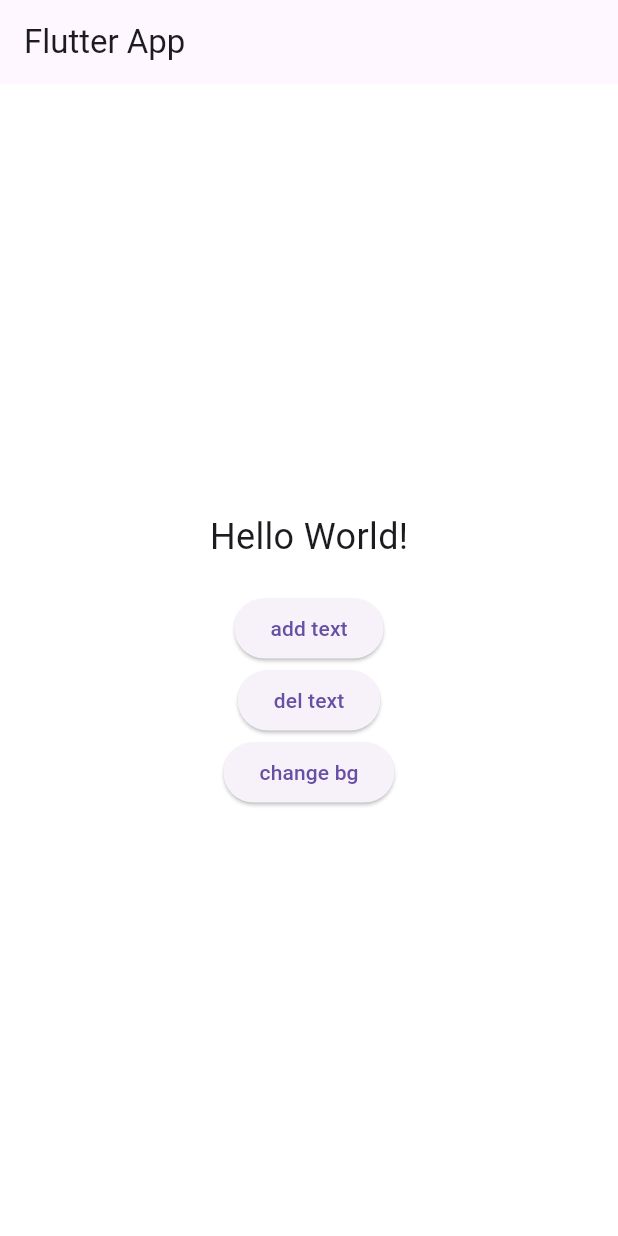
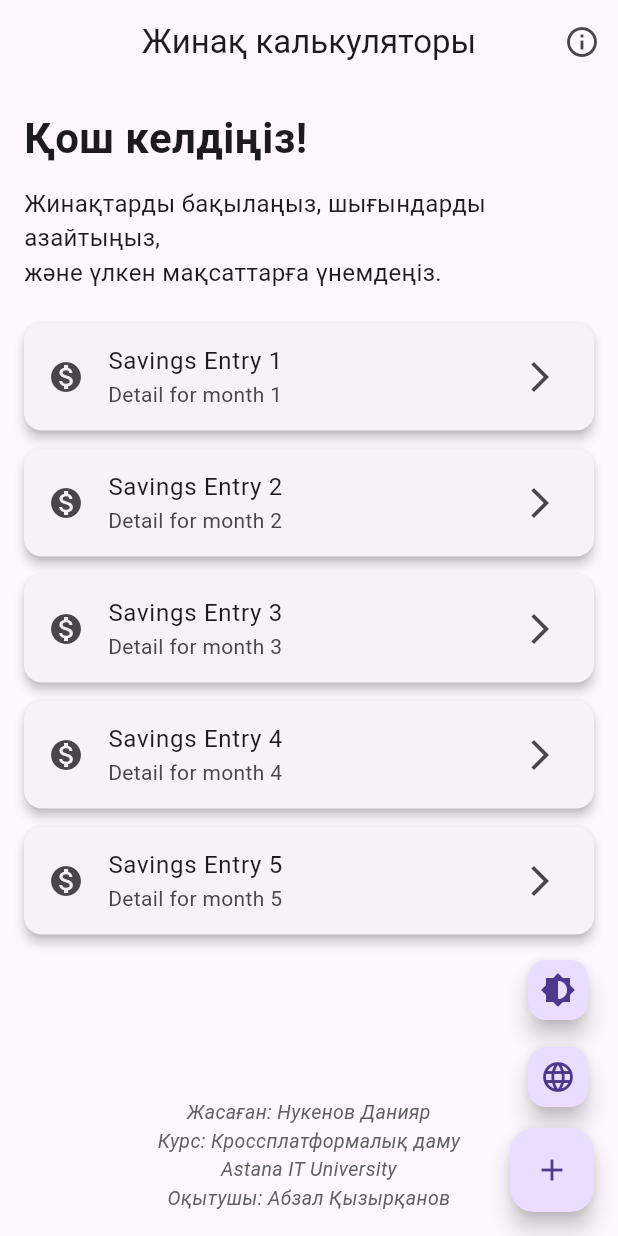
Before and after one commit to dnukenov/MidtermCross, a Flutter app: the screen it shows after launch, on a phone screen of 412 x 824 dp. Run offline on Flutter 3.47's test engine with Material 3 defaults, Android fonts, the phone set to English and light mode, and no system bars; generated files the repository leaves out were written again.

Commit message:
Initial commit

```diff
--- /dev/null
+++ b/lib/l10n/app_en.arb
@@ -0,0 +1,12 @@
+{
+  "appTitle": "Savings Calculator",
+  "welcome": "Welcome!",
+  "introText": "Track your savings, reduce expenses,\nand save for your big goals.",
+  "aboutTitle": "About",
+  "aboutDescription": "This is the About page.\n\nHere you could provide information about your app, version, team, or purpose.\n\nThe layout is responsive and supports dark mode and multiple languages.",
+  "developedBy": "Developed by Nukenov Daniyar\nCourse: Crossplatform Development\nAstana IT University\nTeacher: Abzal Kyzyrkanov",
+  "renameEntry": "Rename Entry",
+  "enterNewName": "Enter new name",
+  "cancel": "Cancel",
+  "save": "Save"
+}
--- /dev/null
+++ b/lib/l10n/app_kk.arb
@@ -0,0 +1,12 @@
+{
+  "appTitle": "Жинақ калькуляторы",
+  "welcome": "Қош келдіңіз!",
+  "introText": "Жинақтарды бақылаңыз, шығындарды азайтыңыз,\nжәне үлкен мақсаттарға үнемдеңіз.",
+  "aboutTitle": "Қосымша туралы",
+  "aboutDescription": "Бұл ақпарат беті.\n\nМұнда қолданба, нұсқасы, командасы немесе мақсаты туралы ақпарат беруге болады.\n\nТақырып пен тілдерді ауыстыру мүмкіндігі бар.",
+  "developedBy": "Жасаған: Нукенов Данияр\nКурс: Кроссплатформалық даму\nAstana IT University\nОқытушы: Абзал Қызырқанов",
+  "renameEntry": "Атауын өзгерту",
+  "enterNewName": "Жаңа атауды енгізіңіз",
+  "cancel": "Бас тарту",
+  "save": "Сақтау"
+}
--- a/lib/main.dart
+++ b/lib/main.dart
@@ -1,62 +1,250 @@
 import 'package:flutter/material.dart';
+import 'package:flutter_localizations/flutter_localizations.dart';
+import 'package:flutter_gen/gen_l10n/app_localizations.dart';
 
 void main() {
-  runApp(MyApp());
+  runApp(SavingsApp());
 }
 
-class MyApp extends StatelessWidget {
+class SavingsApp extends StatefulWidget {
   @override
-  Widget build(BuildContext context) {
-    return MaterialApp(
-      debugShowCheckedModeBanner: false,
-      theme: ThemeData(primarySwatch: Colors.blue),
-      home: HomeScreen(),
-    );
-  }
+  State<SavingsApp> createState() => _SavingsAppState();
 }
 
-class HomeScreen extends StatefulWidget {
-  @override
-  _HomeScreenState createState() => _HomeScreenState();
-}
+class _SavingsAppState extends State<SavingsApp> {
+  ThemeMode _themeMode = ThemeMode.system;
+  Locale _locale = const Locale('kk');
 
-class _HomeScreenState extends State<HomeScreen> {
-  String displayText = "Hello World!";
-  Color backgroundColor = Colors.white;
-
-  void addText() {
+  void _toggleTheme() {
     setState(() {
-      displayText = "World Hello!";
+      _themeMode = _themeMode == ThemeMode.dark ? ThemeMode.light : ThemeMode.dark;
     });
   }
 
-  void removeText() {
+  void _cycleLanguage() {
     setState(() {
-      displayText = "";
-    });
-  }
-
-  void changeBackground() {
-    setState(() {
-      backgroundColor = backgroundColor == Colors.white ? Colors.blue : Colors.white;
+      if (_locale.languageCode == 'en') {
+        _locale = const Locale('ru');
+      } else if (_locale.languageCode == 'ru') {
+        _locale = const Locale('kk');
+      } else {
+        _locale = const Locale('en');
+      }
     });
   }
 
   @override
   Widget build(BuildContext context) {
+    return MaterialApp(
+      title: "Savings Calculator",
+      debugShowCheckedModeBanner: false,
+      theme: ThemeData.light(),
+      darkTheme: ThemeData.dark(),
+      themeMode: _themeMode,
+      locale: _locale,
+      localizationsDelegates: AppLocalizations.localizationsDelegates,
+      supportedLocales: AppLocalizations.supportedLocales,
+      home: SavingsHomePage(
+        toggleTheme: _toggleTheme,
+        cycleLanguage: _cycleLanguage,
+        currentLanguage: _locale.languageCode,
+        themeMode: _themeMode,
+      ),
+      routes: {
+        '/about': (_) => AboutPage(),
+      },
+    );
+  }
+}
+
+class SavingsHomePage extends StatefulWidget {
+  final VoidCallback toggleTheme;
+  final VoidCallback cycleLanguage;
+  final String currentLanguage;
+  final ThemeMode themeMode;
+
+  SavingsHomePage({
+    required this.toggleTheme,
+    required this.cycleLanguage,
+    required this.currentLanguage,
+    required this.themeMode,
+  });
+
+  @override
+  State<SavingsHomePage> createState() => _SavingsHomePageState();
+}
+
+class _SavingsHomePageState extends State<SavingsHomePage> {
+  List<String> savingsList = List.generate(5, (i) => "Savings Entry ${i + 1}");
+
+  void _addEntry() {
+    setState(() {
+      savingsList.add("Savings Entry ${savingsList.length + 1}");
+    });
+  }
+
+  void _removeEntry(int index) {
+    setState(() {
+      savingsList.removeAt(index);
+    });
+  }
+
+  void _renameEntry(int index) async {
+    final local = AppLocalizations.of(context)!;
+    TextEditingController controller = TextEditingController(text: savingsList[index]);
+
+    await showDialog(
+      context: context,
+      builder: (context) {
+        return AlertDialog(
+          title: Text(local.renameEntry),
+          content: TextField(
+            controller: controller,
+            decoration: InputDecoration(hintText: local.enterNewName),
+          ),
+          actions: [
+            TextButton(
+              onPressed: () => Navigator.pop(context),
+              child: Text(local.cancel),
+            ),
+            TextButton(
+              onPressed: () {
+                setState(() {
+                  savingsList[index] = controller.text;
+                });
+                Navigator.pop(context);
+              },
+              child: Text(local.save),
+            ),
+          ],
+        );
+      },
+    );
+  }
+
+  @override
+  Widget build(BuildContext context) {
+    final local = AppLocalizations.of(context)!;
+
     return Scaffold(
-      backgroundColor: backgroundColor,
-      appBar: AppBar(title: Text("Flutter App")),
+      appBar: AppBar(
+        title: Text(local.appTitle),
+        centerTitle: true,
+        actions: [
+          IconButton(
+            icon: Icon(Icons.info_outline),
+            onPressed: () {
+              Navigator.pushNamed(context, '/about');
+            },
+          ),
+        ],
+      ),
+      body: Padding(
+        padding: const EdgeInsets.all(16.0),
+        child: LayoutBuilder(builder: (context, constraints) {
+          return Column(
+            crossAxisAlignment: CrossAxisAlignment.start,
+            children: [
+              Text(
+                local.welcome,
+                style: TextStyle(fontSize: 28, fontWeight: FontWeight.bold),
+              ),
+              SizedBox(height: 12),
+              Text(
+                local.introText,
+                style: TextStyle(fontSize: 16),
+              ),
+              SizedBox(height: 16),
+              Expanded(
+                child: Scrollbar(
+                  thumbVisibility: true,
+                  child: ListView.builder(
+                    itemCount: savingsList.length,
+                    itemBuilder: (context, index) {
+                      return GestureDetector(
+                        onTap: () => _removeEntry(index),
+                        onLongPress: () => _renameEntry(index),
+                        child: Card(
+                          shape: RoundedRectangleBorder(
+                            borderRadius: BorderRadius.circular(12),
+                          ),
+                          elevation: 3,
+                          margin: EdgeInsets.symmetric(vertical: 6),
+                          child: ListTile(
+                            leading: Icon(Icons.monetization_on),
+                            title: Text(savingsList[index]),
+                            subtitle: Text("Detail for month ${index + 1}"),
+                            trailing: Icon(Icons.arrow_forward_ios),
+                          ),
+                        ),
+                      );
+                    },
+                  ),
+                ),
+              ),
+              SizedBox(height: 12),
+              Center(
+                child: Text(
+                  local.developedBy,
+                  textAlign: TextAlign.center,
+                  style: TextStyle(
+                    fontSize: 13,
+                    fontStyle: FontStyle.italic,
+                    color: Colors.grey[700],
+                  ),
+                ),
+              ),
+            ],
+          );
+        }),
+      ),
+      floatingActionButton: Column(
+        mainAxisSize: MainAxisSize.min,
+        crossAxisAlignment: CrossAxisAlignment.end,
+        children: [
+          FloatingActionButton(
+            heroTag: 'themeBtn',
+            onPressed: widget.toggleTheme,
+            mini: true,
+            child: Icon(Icons.brightness_6),
+            tooltip: 'Toggle Theme',
+          ),
+          SizedBox(height: 10),
+          FloatingActionButton(
+            heroTag: 'langBtn',
+            onPressed: widget.cycleLanguage,
+            mini: true,
+            child: Icon(Icons.language),
+            tooltip: 'Switch Language',
+          ),
+          SizedBox(height: 10),
+          FloatingActionButton(
+            heroTag: 'addBtn',
+            onPressed: _addEntry,
+            child: Icon(Icons.add),
+            tooltip: 'Add Entry',
+          ),
+        ],
+      ),
+    );
+  }
+}
+
+class AboutPage extends StatelessWidget {
+  @override
+  Widget build(BuildContext context) {
+    final local = AppLocalizations.of(context)!;
+
+    return Scaffold(
+      appBar: AppBar(title: Text(local.aboutTitle)),
       body: Center(
-        child: Column(
-          mainAxisAlignment: MainAxisAlignment.center,
-          children: [
-            Text(displayText, style: TextStyle(fontSize: 24)),
-            SizedBox(height: 20),
-            ElevatedButton(onPressed: addText, child: Text("add text")),
-            ElevatedButton(onPressed: removeText, child: Text("del text")),
-            ElevatedButton(onPressed: changeBackground, child: Text("change bg")),
-          ],
+        child: Padding(
+          padding: const EdgeInsets.all(20),
+          child: Text(
+            local.aboutDescription,
+            style: TextStyle(fontSize: 16),
+            textAlign: TextAlign.center,
+          ),
         ),
       ),
     );
```
Also changed, not shown: lib/l10n/app_ru.arb (added, +12 -0 lines), pubspec.yaml (+10 -64 lines), pubspec.lock.
